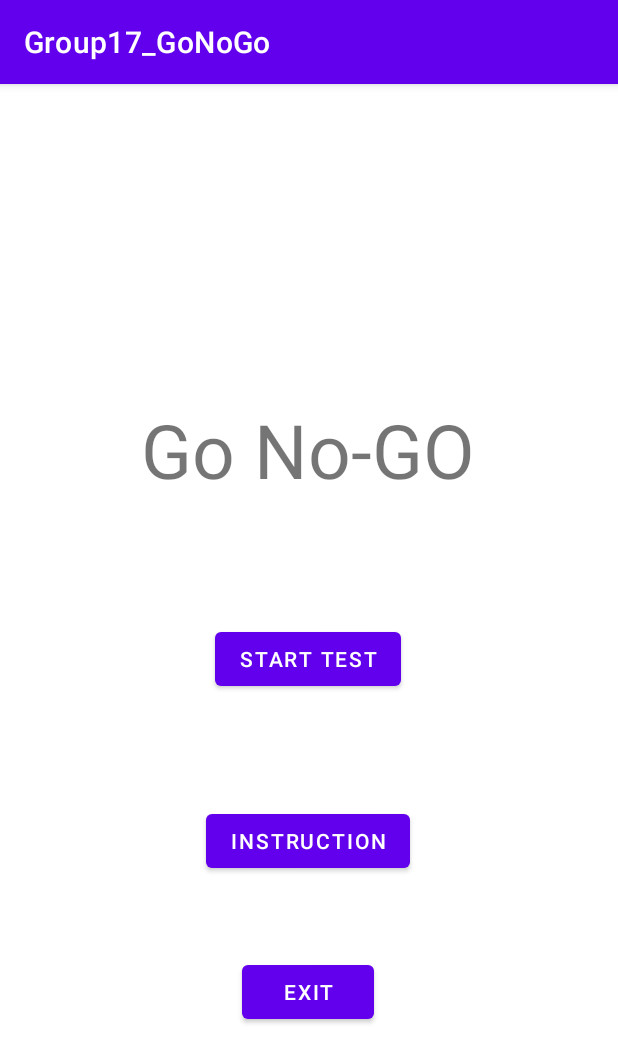
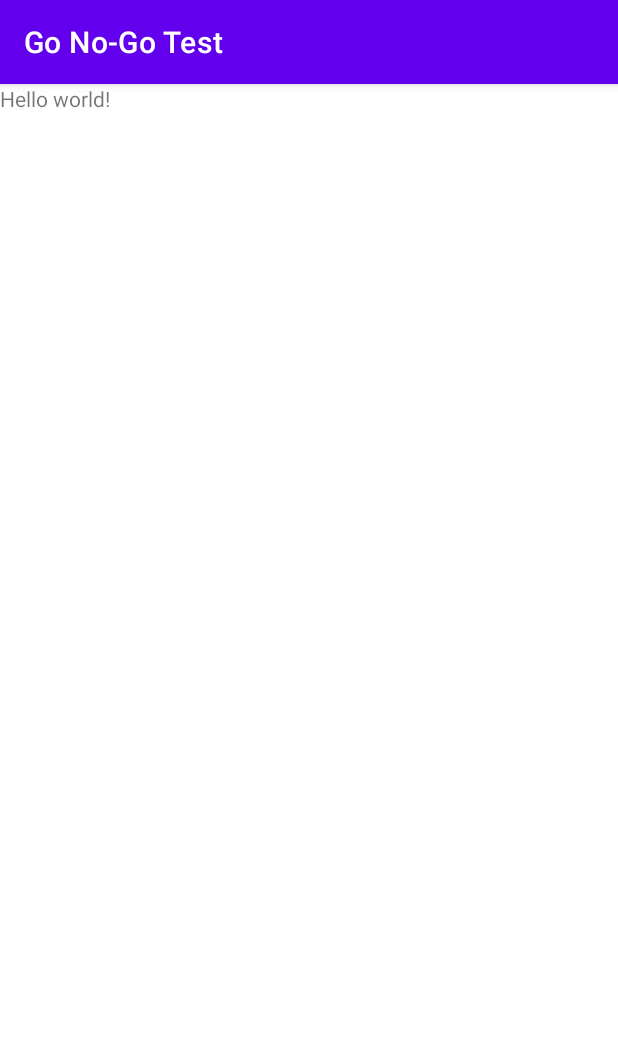
Before and after one commit to justenperdikis/cmsc436-group17, an Android app: the screen it shows after launch (MainActivity before the commit, GoNoGoActivity after it), after a tap on "START TEST", on a phone screen of 412 x 824 dp. Shown: the top 1063 px of the screen. Run offline under Robolectric (Android 15) with nearby library versions, the phone set to English and light mode, and no system bars.

Commit message:
Fixed gradle file, view variables in MainActivity, added primary activity

```diff
--- a/Group17_GoNoGo/app/build.gradle
+++ b/Group17_GoNoGo/app/build.gradle
@@ -10,7 +10,7 @@ android {
     defaultConfig {
         applicationId "com.example.group17_gonogo"
         minSdkVersion 29
-        targetSdkVersion 30
+        targetSdkVersion 29
         versionCode 1
         versionName "1.0"
 
--- a/Group17_GoNoGo/app/src/main/AndroidManifest.xml
+++ b/Group17_GoNoGo/app/src/main/AndroidManifest.xml
@@ -9,13 +9,18 @@
         android:roundIcon="@mipmap/ic_launcher_round"
         android:supportsRtl="true"
         android:theme="@style/Theme.Group17_GoNoGo">
-        <activity android:name=".MainActivity">
+        <activity
+            android:name=".MainActivity"
+            android:label="MainActivity">
             <intent-filter>
                 <action android:name="android.intent.action.MAIN" />
 
                 <category android:name="android.intent.category.LAUNCHER" />
             </intent-filter>
         </activity>
+        <activity android:name=".GoNoGoActivity"
+            android:label="Go No-Go Test">
+        </activity>
     </application>
 
 </manifest>
--- /dev/null
+++ b/Group17_GoNoGo/app/src/main/java/com/example/group17_gonogo/GoNoGoActivity.kt
@@ -0,0 +1,15 @@
+package com.example.group17_gonogo
+
+import android.os.Bundle
+import androidx.appcompat.app.AppCompatActivity
+
+class GoNoGoActivity: AppCompatActivity() {
+    override fun onCreate(savedInstanceState: Bundle?) {
+        super.onCreate(savedInstanceState)
+        setContentView(R.layout.go_no_go)
+    }
+
+    companion object {
+        const val TAG = "GoNoGo"
+    }
+}
--- a/Group17_GoNoGo/app/src/main/java/com/example/group17_gonogo/MainActivity.kt
+++ b/Group17_GoNoGo/app/src/main/java/com/example/group17_gonogo/MainActivity.kt
@@ -3,30 +3,45 @@ package com.example.group17_gonogo
 import android.content.Intent
 import androidx.appcompat.app.AppCompatActivity
 import android.os.Bundle
+import android.util.Log
 import android.view.View
 import android.widget.Button
 
 class MainActivity : AppCompatActivity() {
+
+    private lateinit var startButton: Button
+    private lateinit var instructionButton: Button
+    private lateinit var exitButton: Button
+
     override fun onCreate(savedInstanceState: Bundle?) {
         super.onCreate(savedInstanceState)
         setContentView(R.layout.activity_main)
 
-        val startButton = findViewById(R.id.start_button) as Button
-        val instructionButton = findViewById(R.id.instruction_button) as Button
-        val exitButton = findViewById(R.id.exit_button) as Button
+        startButton = findViewById(R.id.start_button)
+        instructionButton = findViewById(R.id.instruction_button)
+        exitButton = findViewById(R.id.exit_button)
     }
 
     fun startTest(view: View) {
+//        Log.i(TAG, "Entered startTest()")
 
-        val mTestIntent = Intent(this, "activity name"::class.java);
-        startActivity(mTestIntent);
+        val mTestIntent = Intent(
+            this@MainActivity,
+            GoNoGoActivity::class.java)
 
+        startActivity(mTestIntent)
     }
 
-    fun showInstrunctions(view: View) {
+    fun showInstructions(view: View) {
+//        Log.i(TAG, "Entered showInstructions()")
         //Show content of instructions
     }
     fun exitApp(view: View) {
         super.onBackPressed()
+//        Log.i(TAG, "Exiting app")
+    }
+
+    companion object {
+        private const val TAG = "GoNoGo"
     }
 }
--- a/Group17_GoNoGo/app/src/main/res/layout/activity_main.xml
+++ b/Group17_GoNoGo/app/src/main/res/layout/activity_main.xml
@@ -25,11 +25,11 @@
         android:layout_height="wrap_content"
         android:onClick="startTest"
         android:text="Start Test"
-        app:layout_constraintBottom_toTopOf="@+id/instruction_button"
+        app:layout_constraintBottom_toTopOf="@id/instruction_button"
         app:layout_constraintEnd_toEndOf="parent"
         app:layout_constraintHorizontal_bias="0.498"
         app:layout_constraintStart_toStartOf="parent"
-        app:layout_constraintTop_toBottomOf="@+id/textView"
+        app:layout_constraintTop_toBottomOf="@id/textView"
         app:layout_constraintVertical_bias="0.529" />
 
     <Button
@@ -37,13 +37,13 @@
         android:layout_width="wrap_content"
         android:layout_height="wrap_content"
         android:layout_marginTop="168dp"
-        android:onClick="showInstrunctions"
+        android:onClick="showInstructions"
         android:text="Instruction"
         app:layout_constraintBottom_toBottomOf="parent"
         app:layout_constraintEnd_toEndOf="parent"
         app:layout_constraintHorizontal_bias="0.498"
         app:layout_constraintStart_toStartOf="parent"
-        app:layout_constraintTop_toBottomOf="@+id/textView"
+        app:layout_constraintTop_toBottomOf="@id/textView"
         app:layout_constraintVertical_bias="0.129" />
 
     <Button
@@ -56,7 +56,7 @@
         app:layout_constraintEnd_toEndOf="parent"
         app:layout_constraintHorizontal_bias="0.498"
         app:layout_constraintStart_toStartOf="parent"
-        app:layout_constraintTop_toBottomOf="@+id/textView"
+        app:layout_constraintTop_toBottomOf="@id/textView"
         app:layout_constraintVertical_bias="0.687" />
 
 </androidx.constraintlayout.widget.ConstraintLayout>
--- /dev/null
+++ b/Group17_GoNoGo/app/src/main/res/layout/go_no_go.xml
@@ -0,0 +1,10 @@
+<?xml version="1.0" encoding="utf-8"?>
+<androidx.constraintlayout.widget.ConstraintLayout
+    xmlns:android="http://schemas.android.com/apk/res/android" android:layout_width="match_parent"
+    android:layout_height="match_parent">
+    <TextView
+        android:layout_width="match_parent"
+        android:layout_height="match_parent"
+        android:text="Hello world!"
+        />
+</androidx.constraintlayout.widget.ConstraintLayout>
```
